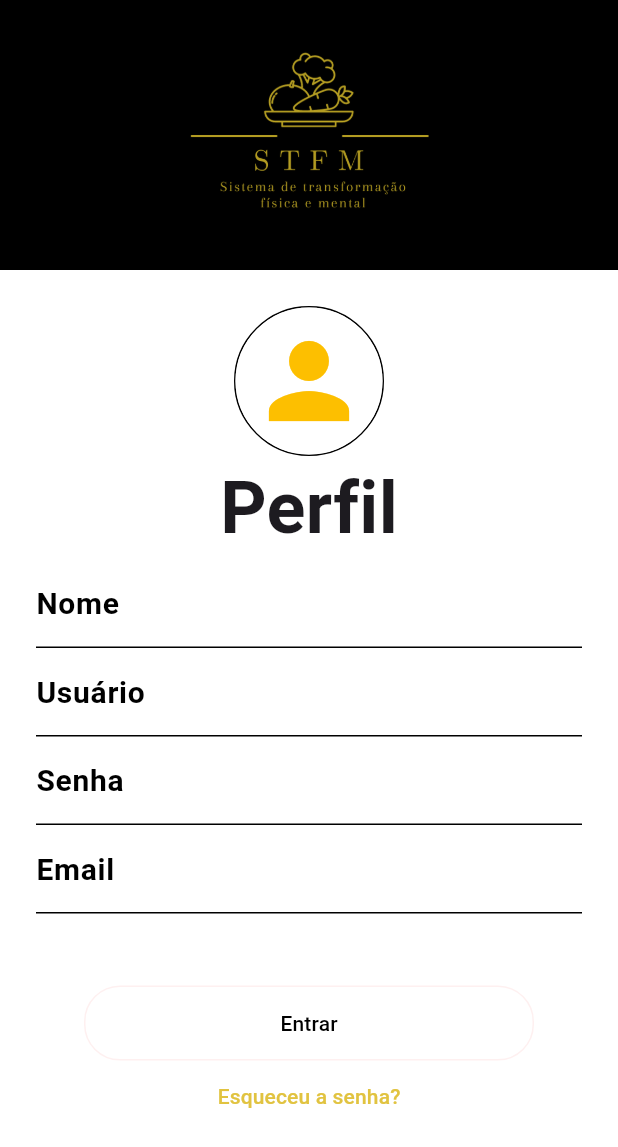
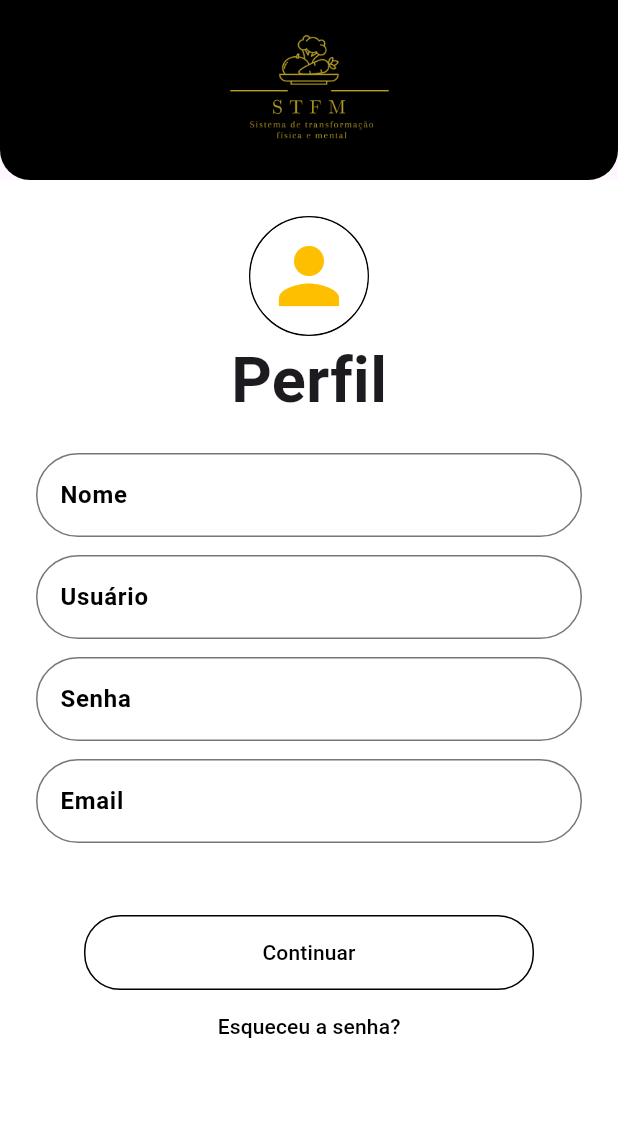
Before and after one commit to Marimaiko/stfm, a Flutter app: the screen it shows after launch, on a phone screen of 412 x 824 dp. Shown: the top 1147 px of the screen. Run offline on Flutter 3.47's test engine with Material 3 defaults, Android fonts, the phone set to English and light mode, and no system bars.

Commit message:
profile page done

```diff
--- a/lib/main.dart
+++ b/lib/main.dart
@@ -1,6 +1,6 @@
 import 'package:flutter/material.dart';
-import 'package:stfm_app/screens/AccessKey.dart';
-import 'package:stfm_app/screens/Login.dart';
+// import 'package:stfm_app/screens/AccessKey.dart';
+// import 'package:stfm_app/screens/Login.dart';
 import 'package:stfm_app/screens/Profile.dart';
 
 void main() {
--- a/lib/screens/AccessKey.dart
+++ b/lib/screens/AccessKey.dart
@@ -43,7 +43,7 @@ class _AccessKeyState extends State<AccessKey> {
               const SizedBox(
                 height: 48,
               ),
-              Container(
+              SizedBox(
                 width: 300,
                 height: 50,
                 child: TextButton(
--- a/lib/screens/Profile.dart
+++ b/lib/screens/Profile.dart
@@ -15,10 +15,13 @@ class _ProfileState extends State<Profile> {
       body: Column(
         children: [
           Container(
-            height: 180.0,
-            // decoration:
-            //     BoxDecoration(borderRadius: BorderRadius.circular(50.0)),
-            color: Colors.black,
+            height: 120.0,
+            decoration: const BoxDecoration(
+              borderRadius: BorderRadius.only(
+                  bottomLeft: Radius.circular(20.0),
+                  bottomRight: Radius.circular(20.0)),
+              color: Colors.black,
+            ),
             child: Center(
                 child: Image.asset(
               "assets/logo_stfm.png",
@@ -36,8 +39,8 @@ class _ProfileState extends State<Profile> {
                 crossAxisAlignment: CrossAxisAlignment.center,
                 children: [
                   Container(
-                    width: 100.0,
-                    height: 100.0,
+                    width: 80.0,
+                    height: 80.0,
                     decoration: BoxDecoration(
                         shape: BoxShape.circle,
                         border: Border.all(color: Colors.black, width: 1.0)),
@@ -46,88 +49,89 @@ class _ProfileState extends State<Profile> {
                       backgroundColor: Colors.white,
                       child: Icon(
                         Icons.person,
-                        size: 80.0,
+                        size: 60.0,
                         color: ColorsPattern.yellow,
                       ),
                     ),
                   ),
                   const Text(
                     "Perfil",
-                    style: TextStyle(fontWeight: FontWeight.bold, fontSize: 48),
+                    style: TextStyle(fontWeight: FontWeight.bold, fontSize: 42),
+                  ),
+                  const SizedBox(
+                    height: 18,
                   ),
                   const Padding(
                     padding: EdgeInsets.only(right: 24.0, left: 24.0),
                   ),
                   TextFormField(
                     decoration: const InputDecoration(
-                      enabledBorder: UnderlineInputBorder(
-                        borderSide: BorderSide(color: Colors.black),
-                      ),
+                      border: OutlineInputBorder(
+                          borderRadius: BorderRadius.all(Radius.circular(30))),
                       label: Text("Nome"),
                       labelStyle: TextStyle(
                           color: Colors.black,
-                          fontSize: 20,
+                          fontSize: 16,
                           fontWeight: FontWeight.bold),
                     ),
-                    style: const TextStyle(color: ColorsPattern.gold),
+                    // style: const TextStyle(color: ColorsPattern.gold),
                   ),
+                  const SizedBox(height: 12),
                   TextFormField(
                     decoration: const InputDecoration(
-                      enabledBorder: UnderlineInputBorder(
-                        borderSide: BorderSide(color: Colors.black),
-                      ),
+                      border: OutlineInputBorder(
+                          borderRadius: BorderRadius.all(Radius.circular(30))),
                       label: Text("Usuário"),
                       labelStyle: TextStyle(
                           color: Colors.black,
-                          fontSize: 20,
+                          fontSize: 16,
                           fontWeight: FontWeight.bold),
                     ),
-                    style: const TextStyle(color: ColorsPattern.gold),
+                    // style: const TextStyle(color: ColorsPattern.gold),
                   ),
+                  const SizedBox(height: 12),
                   TextFormField(
                     decoration: const InputDecoration(
-                      enabledBorder: UnderlineInputBorder(
-                        borderSide: BorderSide(color: Colors.black),
-                      ),
+                      border: OutlineInputBorder(
+                          borderRadius: BorderRadius.all(Radius.circular(30))),
                       label: Text("Senha"),
                       labelStyle: TextStyle(
                           color: Colors.black,
-                          fontSize: 20,
+                          fontSize: 16,
                           fontWeight: FontWeight.bold),
                     ),
-                    style: const TextStyle(color: ColorsPattern.gold),
+                    // style: const TextStyle(color: ColorsPattern.gold),
                   ),
+                  const SizedBox(height: 12),
                   TextFormField(
                     decoration: const InputDecoration(
-                      enabledBorder: UnderlineInputBorder(
-                        borderSide: BorderSide(color: Colors.black),
-                      ),
+                      border: OutlineInputBorder(
+                          borderRadius: BorderRadius.all(Radius.circular(30))),
                       label: Text("Email"),
                       labelStyle: TextStyle(
                           color: Colors.black,
-                          fontSize: 20,
+                          fontSize: 16,
                           fontWeight: FontWeight.bold),
                     ),
-                    style: const TextStyle(color: ColorsPattern.gold),
+                    // style: const TextStyle(color: ColorsPattern.gold),
                   ),
                   const SizedBox(
                     height: 48,
                   ),
-                  Container(
+                  SizedBox(
                     width: 300,
                     height: 50,
                     child: TextButton(
                       onPressed: () {},
                       style: ButtonStyle(
                         side: MaterialStateProperty.all(
-                          const BorderSide(
-                              color: ColorsPattern.black, width: 1.0),
+                          const BorderSide(color: Colors.black, width: 1.0),
                         ),
                         shape: MaterialStateProperty.all(RoundedRectangleBorder(
                             borderRadius: BorderRadius.circular(24.0))),
                       ),
                       child: const Text(
-                        "Entrar",
+                        "Continuar",
                         style: TextStyle(color: Colors.black),
                       ),
                     ),
@@ -135,7 +139,7 @@ class _ProfileState extends State<Profile> {
                   TextButton(
                     onPressed: () {},
                     child: const Text("Esqueceu a senha?",
-                        style: TextStyle(color: ColorsPattern.gold)),
+                        style: TextStyle(color: Colors.black)),
                   ),
                 ],
               ),
```
